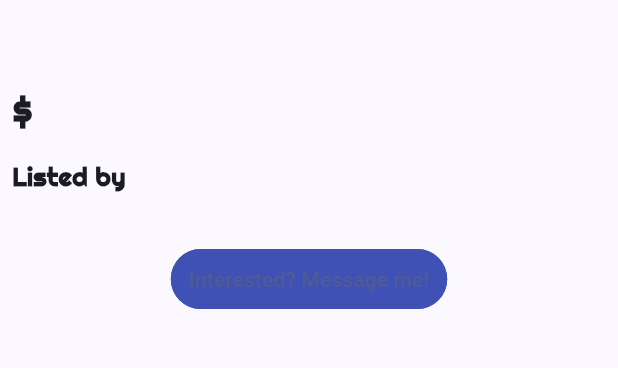
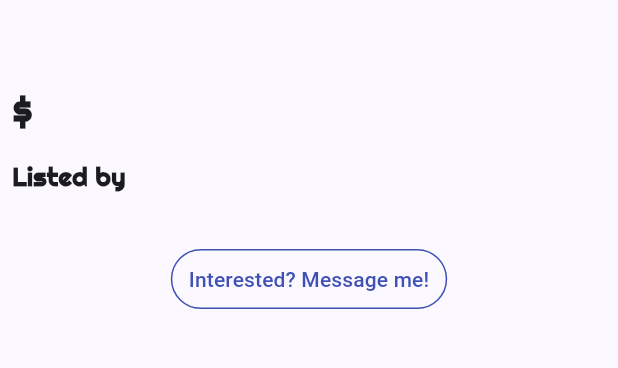
Before and after one commit to CMPE133-Group-Project/student_stash, a Flutter app: the ItemDetail screen opened directly with empty values, on a phone screen of 412 x 824 dp, the part 84-452 px from its top. Run offline on Flutter 3.47's test engine with Material 3 defaults, Android fonts, the phone set to English and light mode, and no system bars; our stand-ins replace firebase_core, firebase_storage, google_fonts, image_picker; accounts and stored records are empty; network calls fail; statements that could not run were skipped.

Commit message:
Fix a bug where the I AM INTERESTED button is hidden by the background color

```diff
--- a/lib/item_detail.dart
+++ b/lib/item_detail.dart
@@ -57,7 +57,7 @@ class ItemDetail extends StatelessWidget {
           Center(
             child: TextButton(
               style: OutlinedButton.styleFrom(
-                backgroundColor: Colors.indigo,
+                foregroundColor: Colors.indigo,
                 side: const BorderSide(
                   color: Colors.indigo,
                 ),
```
